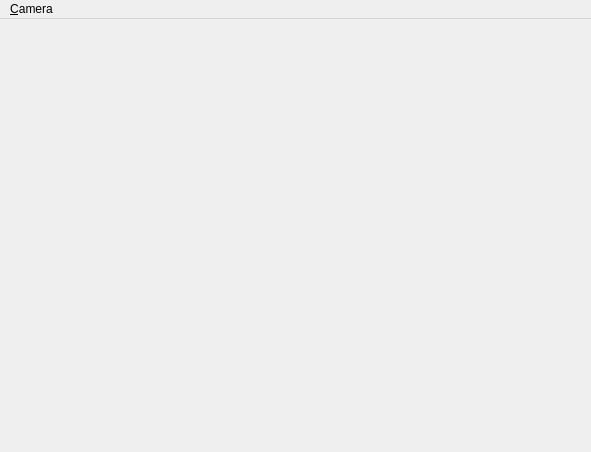
Before: the Qt Designer form example/vis/mainwindow.ui in pdobrowo/libcs2, drawn with Qt 5.
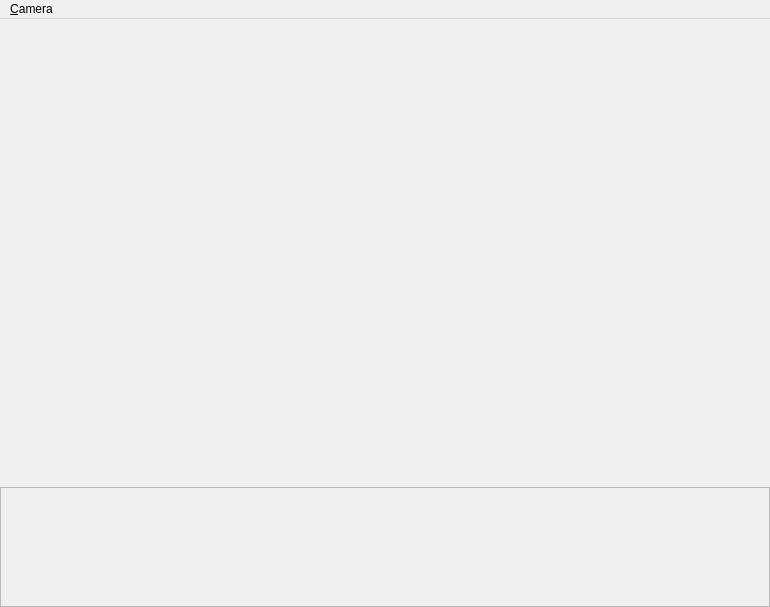
After: the same form once the commit is applied.

```diff
--- a/example/vis/mainwindow.ui
+++ b/example/vis/mainwindow.ui
@@ -6,8 +6,8 @@
    <rect>
     <x>0</x>
     <y>0</y>
-    <width>591</width>
-    <height>452</height>
+    <width>770</width>
+    <height>607</height>
    </rect>
   </property>
   <property name="windowTitle">
@@ -45,6 +45,79 @@
       </layout>
      </widget>
     </item>
+    <item>
+     <widget class="QFrame" name="frameInfo">
+      <property name="maximumSize">
+       <size>
+        <width>16777215</width>
+        <height>120</height>
+       </size>
+      </property>
+      <property name="frameShape">
+       <enum>QFrame::StyledPanel</enum>
+      </property>
+      <property name="frameShadow">
+       <enum>QFrame::Raised</enum>
+      </property>
+      <layout class="QHBoxLayout" name="horizontalLayout">
+       <item>
+        <widget class="QWidget" name="widgetParam" native="true">
+         <property name="minimumSize">
+          <size>
+           <width>100</width>
+           <height>100</height>
+          </size>
+         </property>
+         <property name="maximumSize">
+          <size>
+           <width>100</width>
+           <height>100</height>
+          </size>
+         </property>
+         <layout class="QVBoxLayout" name="verticalLayout_3">
+          <item>
+           <widget class="QLabel" name="labelParam"/>
+          </item>
+         </layout>
+        </widget>
+       </item>
+       <item>
+        <widget class="QWidget" name="widgetParam2" native="true">
+         <property name="minimumSize">
+          <size>
+           <width>100</width>
+           <height>100</height>
+          </size>
+         </property>
+         <property name="maximumSize">
+          <size>
+           <width>100</width>
+           <height>100</height>
+          </size>
+         </property>
+         <layout class="QVBoxLayout" name="verticalLayout_4">
+          <item>
+           <widget class="QLabel" name="labelParam2"/>
+          </item>
+         </layout>
+        </widget>
+       </item>
+       <item>
+        <spacer name="horizontalSpacer">
+         <property name="orientation">
+          <enum>Qt::Horizontal</enum>
+         </property>
+         <property name="sizeHint" stdset="0">
+          <size>
+           <width>535</width>
+           <height>20</height>
+          </size>
+         </property>
+        </spacer>
+       </item>
+      </layout>
+     </widget>
+    </item>
    </layout>
   </widget>
   <widget class="QMenuBar" name="menuBar">
@@ -52,7 +125,7 @@
     <rect>
      <x>0</x>
      <y>0</y>
-     <width>591</width>
+     <width>770</width>
      <height>19</height>
     </rect>
    </property>
```
